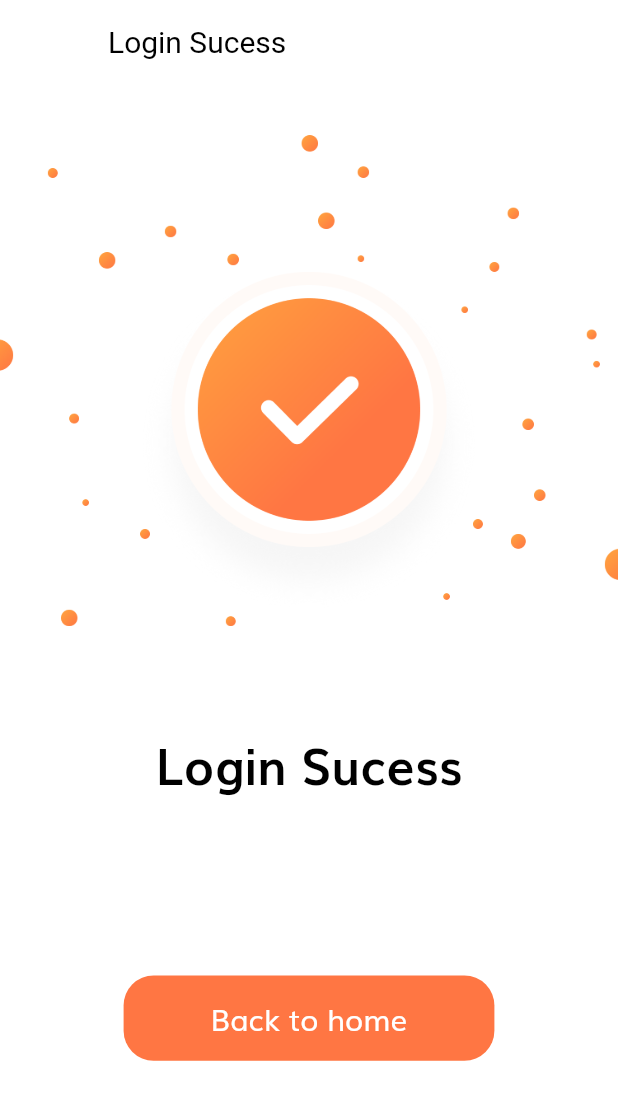
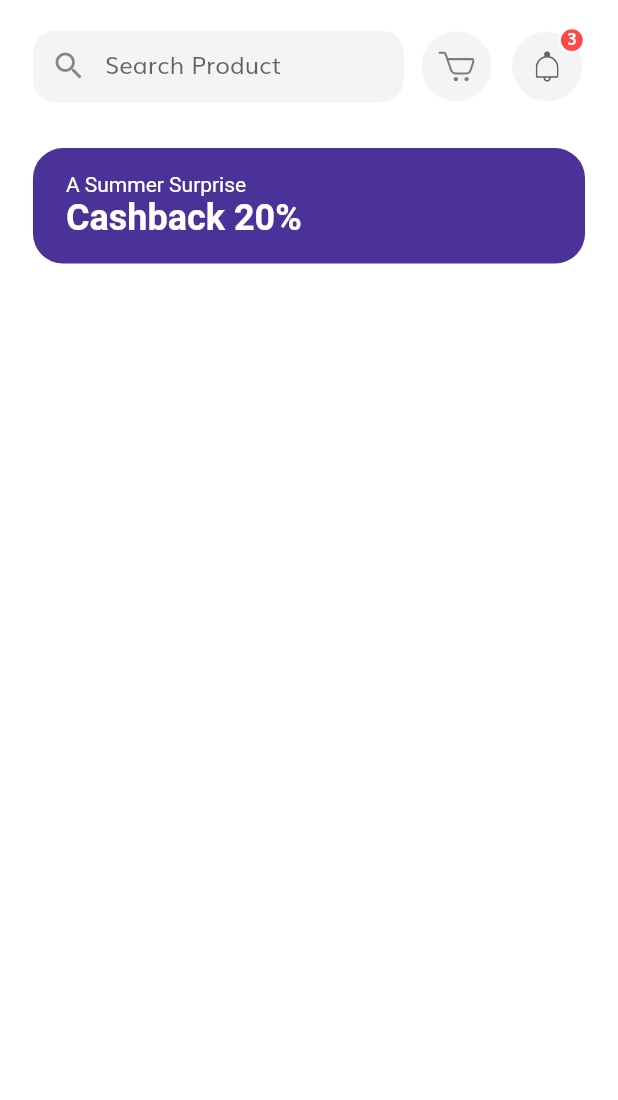
Before and after one commit to Juanr1m/E-commerce-UI, a Flutter app: the LoginSucessScreen screen opened by its route, after a tap on "Back to home", on a phone screen of 412 x 824 dp. Shown: the top 1100 px of the screen. Run offline on Flutter 3.47's test engine with Material 2 defaults, Android fonts, the phone set to English and light mode, and no system bars; our stand-ins replace flutter_svg.

Commit message:
added home screen(header and discount)

```diff
--- a/lib/routes.dart
+++ b/lib/routes.dart
@@ -1,6 +1,7 @@
 import 'package:flutter/widgets.dart';
 import 'package:flutter_way/screens/complete_profile/complete_profile_screen.dart';
 import 'package:flutter_way/screens/forgot_password/forgot_password_screen.dart';
+import 'package:flutter_way/screens/home/home_screen.dart';
 import 'package:flutter_way/screens/login_sucess/login_sucess_screen.dart';
 import 'package:flutter_way/screens/otp/otp_screen.dart';
 import 'package:flutter_way/screens/sign_in/sign_in_screen.dart';
@@ -15,4 +16,5 @@ final Map<String, WidgetBuilder> routes = {
   SignUpScreen.routeName: (context) => SignUpScreen(),
   CompleteProfileScreen.routeName: (context) => CompleteProfileScreen(),
   OtpScreen.routeName: (context) => OtpScreen(),
+  HomeScreen.routeName: (context) => HomeScreen(),
 };
--- /dev/null
+++ b/lib/screens/home/components/body.dart
@@ -0,0 +1,26 @@
+import 'package:flutter/material.dart';
+import 'package:flutter_way/screens/home/components/discount_banner.dart';
+
+import 'package:flutter_way/size_config.dart';
+
+import 'home_header.dart';
+
+class Body extends StatelessWidget {
+  const Body({Key key}) : super(key: key);
+
+  @override
+  Widget build(BuildContext context) {
+    return SafeArea(
+      child: SingleChildScrollView(
+        child: Column(
+          children: [
+            SizedBox(height: getProportionateScreenHeight(20)),
+            HomeHeader(),
+            SizedBox(height: getProportionateScreenHeight(30)),
+            DiscountBanner(),
+          ],
+        ),
+      ),
+    );
+  }
+}
--- /dev/null
+++ b/lib/screens/home/components/discount_banner.dart
@@ -0,0 +1,39 @@
+import 'package:flutter/material.dart';
+
+import '../../../size_config.dart';
+
+class DiscountBanner extends StatelessWidget {
+  const DiscountBanner({
+    Key key,
+  }) : super(key: key);
+
+  @override
+  Widget build(BuildContext context) {
+    return Container(
+      margin: EdgeInsets.symmetric(horizontal: getProportionateScreenWidth(20)),
+      padding: EdgeInsets.symmetric(
+          horizontal: getProportionateScreenWidth(20),
+          vertical: getProportionateScreenWidth(15)),
+      width: double.infinity,
+      // height: 90,
+      decoration: BoxDecoration(
+        color: Color(0xFF4A3298),
+        borderRadius: BorderRadius.circular(20),
+      ),
+      child: Text.rich(
+        TextSpan(
+            text: 'A Summer Surprise\n',
+            style: TextStyle(color: Colors.white),
+            children: [
+              TextSpan(
+                text: 'Cashback 20%',
+                style: TextStyle(
+                  fontSize: 24,
+                  fontWeight: FontWeight.bold,
+                ),
+              )
+            ]),
+      ),
+    );
+  }
+}
--- /dev/null
+++ b/lib/screens/home/components/home_header.dart
@@ -0,0 +1,35 @@
+import 'package:flutter/material.dart';
+import 'package:flutter_way/screens/home/components/search_filter.dart';
+
+import '../../../size_config.dart';
+import 'icon_button_with_count.dart';
+
+class HomeHeader extends StatelessWidget {
+  const HomeHeader({
+    Key key,
+  }) : super(key: key);
+
+  @override
+  Widget build(BuildContext context) {
+    return Padding(
+      padding:
+          EdgeInsets.symmetric(horizontal: getProportionateScreenWidth(20)),
+      child: Row(
+        mainAxisAlignment: MainAxisAlignment.spaceBetween,
+        children: [
+          SearchFilter(),
+          IconBtnWithCounter(
+            svgSrc: 'assets/icons/Cart Icon.svg',
+            press: () {},
+            numOfItems: 0,
+          ),
+          IconBtnWithCounter(
+            svgSrc: 'assets/icons/Bell.svg',
+            press: () {},
+            numOfItems: 3,
+          ),
+        ],
+      ),
+    );
+  }
+}
--- /dev/null
+++ b/lib/screens/home/components/icon_button_with_count.dart
@@ -0,0 +1,64 @@
+import 'package:flutter/material.dart';
+import 'package:flutter_svg/svg.dart';
+
+import '../../../constants.dart';
+import '../../../size_config.dart';
+
+class IconBtnWithCounter extends StatelessWidget {
+  const IconBtnWithCounter({
+    Key key,
+    @required this.svgSrc,
+    this.numOfItems = 0,
+    @required this.press,
+  }) : super(key: key);
+  final String svgSrc;
+  final int numOfItems;
+  final GestureTapCallback press;
+
+  @override
+  Widget build(BuildContext context) {
+    return InkWell(
+      onTap: press,
+      borderRadius: BorderRadius.circular(50),
+      child: Stack(
+        overflow: Overflow.visible,
+        children: [
+          Container(
+            padding: EdgeInsets.all(getProportionateScreenWidth(12)),
+            height: getProportionateScreenHeight(46),
+            width: getProportionateScreenWidth(46),
+            decoration: BoxDecoration(
+              color: kSecondaryColor.withOpacity(0.1),
+              shape: BoxShape.circle,
+            ),
+            child: SvgPicture.asset(svgSrc),
+          ),
+          if (numOfItems != 0)
+            Positioned(
+              top: -3,
+              right: 0,
+              child: Container(
+                height: getProportionateScreenWidth(16),
+                width: getProportionateScreenWidth(16),
+                decoration: BoxDecoration(
+                    color: Color(0xFFFF4848),
+                    shape: BoxShape.circle,
+                    border: Border.all(width: 1.5, color: Colors.white)),
+                child: Center(
+                  child: Text(
+                    '$numOfItems',
+                    style: TextStyle(
+                      fontSize: getProportionateScreenWidth(10),
+                      color: Colors.white,
+                      height: 1,
+                      fontWeight: FontWeight.bold,
+                    ),
+                  ),
+                ),
+              ),
+            )
+        ],
+      ),
+    );
+  }
+}
--- /dev/null
+++ b/lib/screens/home/components/search_filter.dart
@@ -0,0 +1,35 @@
+import 'package:flutter/material.dart';
+
+import '../../../constants.dart';
+import '../../../size_config.dart';
+
+class SearchFilter extends StatelessWidget {
+  const SearchFilter({
+    Key key,
+  }) : super(key: key);
+
+  @override
+  Widget build(BuildContext context) {
+    return Container(
+      width: SizeConfig.screenWidth * 0.6,
+      // height: 50,
+      decoration: BoxDecoration(
+        color: kSecondaryColor.withOpacity(0.1),
+        borderRadius: BorderRadius.circular(15),
+      ),
+      child: TextField(
+        onChanged: (value) {},
+        decoration: InputDecoration(
+          enabledBorder: InputBorder.none,
+          focusedBorder: InputBorder.none,
+          hintText: "Search Product",
+          prefixIcon: Icon(Icons.search),
+          contentPadding: EdgeInsets.symmetric(
+            horizontal: getProportionateScreenWidth(20),
+            vertical: getProportionateScreenWidth(9),
+          ),
+        ),
+      ),
+    );
+  }
+}
--- /dev/null
+++ b/lib/screens/home/home_screen.dart
@@ -0,0 +1,13 @@
+import 'package:flutter/material.dart';
+
+import 'components/body.dart';
+
+class HomeScreen extends StatelessWidget {
+  static String routeName = "/home";
+  @override
+  Widget build(BuildContext context) {
+    return Scaffold(
+      body: Body(),
+    );
+  }
+}
--- a/lib/screens/login_sucess/components/body.dart
+++ b/lib/screens/login_sucess/components/body.dart
@@ -1,5 +1,6 @@
 import 'package:flutter/material.dart';
 import 'package:flutter_way/components/default_button.dart';
+import 'package:flutter_way/screens/home/home_screen.dart';
 import 'package:flutter_way/size_config.dart';
 
 class Body extends StatelessWidget {
@@ -31,7 +32,9 @@ class Body extends StatelessWidget {
           width: SizeConfig.screenWidth * 0.6,
           child: DefaultButton(
             text: "Back to home",
-            press: () {},
+            press: () {
+              Navigator.pushNamed(context, HomeScreen.routeName);
+            },
           ),
         ),
         Spacer(),
```
